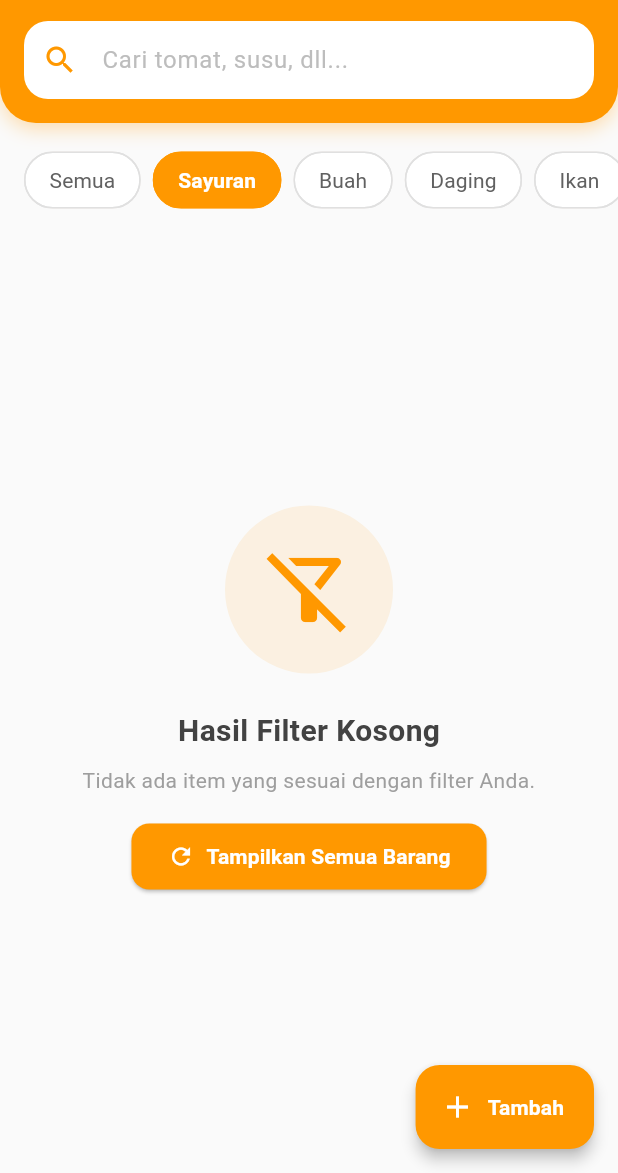
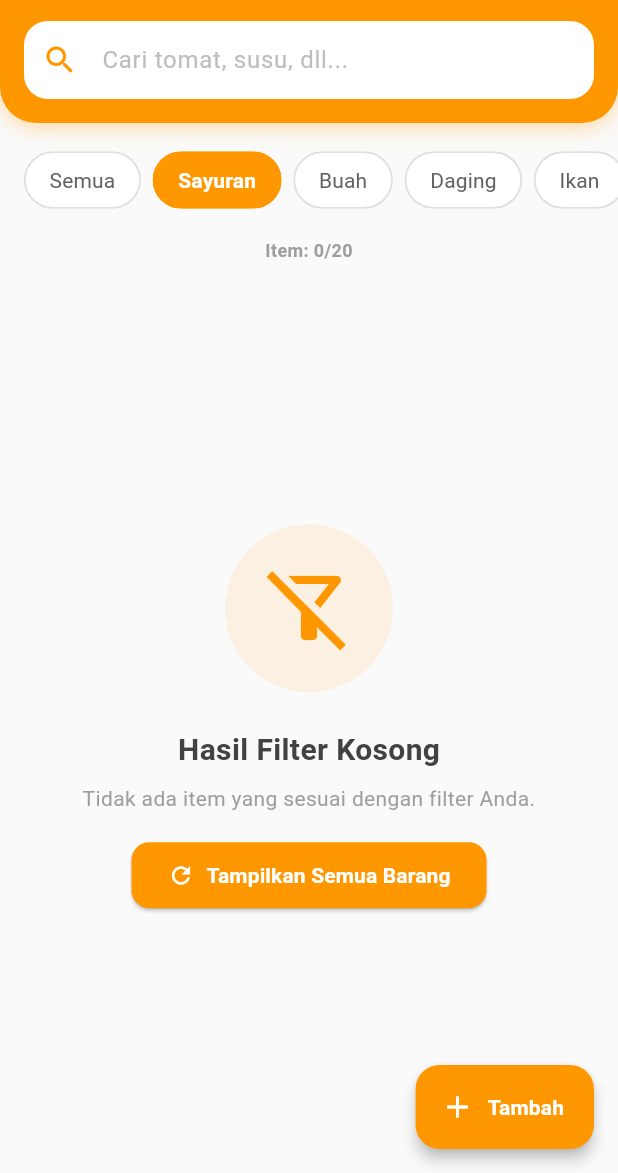
Before and after one commit to Mycticount-X/Pantryon-Mobile, a Flutter app: the InventoryScreen screen opened directly, after a tap on "Sayuran", on a phone screen of 412 x 824 dp, the part 63-1236 px from its top. Run offline on Flutter 3.47's test engine with Material 3 defaults, Android fonts, the phone set to English and light mode, and no system bars; our stand-ins replace flutter_dotenv, supabase_flutter; missing offline and left inert: mobile_scanner; accounts and stored records are empty.

Commit message:
Add: Inventory Limit

```diff
--- a/lib/screens/inventory.dart
+++ b/lib/screens/inventory.dart
@@ -5,6 +5,9 @@ import '../providers/pantry_provider.dart';
 import '../models/pantry_item.dart';
 import '../widgets/alter_item.dart';
 import '../styles/style.dart';
+import '../services/profile_service.dart';
+
+const int kFreeTierItemLimit = 20;
 
 class InventoryScreen extends StatefulWidget {
   const InventoryScreen({super.key});
@@ -17,6 +20,21 @@ class _InventoryScreenState extends State<InventoryScreen> {
   String _searchQuery = '';
   String _selectedCategory = 'Semua';
   String _sortBy = 'Terdekat Expired';
+  String _subscriptionTier = 'free';
+  final _profileService = ProfileService();
+
+  @override
+  void initState() {
+    super.initState();
+    _loadSubscriptionTier();
+  }
+
+  Future<void> _loadSubscriptionTier() async {
+    try {
+      final profile = await _profileService.fetchCurrentProfile();
+      if (mounted) setState(() => _subscriptionTier = profile.subscriptionTier);
+    } catch (_) { }
+  }
 
   String _formatExpiryTime(int totalDays) {
     if (totalDays < 0) return 'Expired';
@@ -60,6 +78,10 @@ class _InventoryScreenState extends State<InventoryScreen> {
           _buildSeamlessHeader(),
           _buildCategoryFilter(),
 
+          Consumer<PantryProvider>(
+            builder: (context, provider, child) => _buildItemLimitBadge(provider),
+          ),
+
           Expanded(
             child: _buildItemsList(),
           ),
@@ -71,6 +93,23 @@ class _InventoryScreenState extends State<InventoryScreen> {
         icon: const Icon(Icons.add, color: Colors.white),
         label: const Text('Tambah', style: TextStyle(color: Colors.white, fontWeight: FontWeight.bold)),
         elevation: 4,
+      ),
+    );
+  }
+
+  Widget _buildItemLimitBadge(PantryProvider provider) {
+    if (_subscriptionTier == 'premium') return const SizedBox.shrink();
+    final count = provider.totalItems;
+    final isNearLimit = count >= kFreeTierItemLimit;
+    return Padding(
+      padding: const EdgeInsets.only(left: 16, right: 16, top: 8),
+      child: Text(
+        'Item: $count/$kFreeTierItemLimit',
+        style: TextStyle(
+          fontSize: 12,
+          fontWeight: FontWeight.w600,
+          color: isNearLimit ? Colors.red.shade400 : Colors.grey.shade500,
+        ),
       ),
     );
   }
@@ -446,7 +485,51 @@ class _InventoryScreenState extends State<InventoryScreen> {
   }
 
   void _showAddItemDialog(BuildContext context) {
+    final provider = Provider.of<PantryProvider>(context, listen: false);
+    final isFree = _subscriptionTier != 'premium';
+
+    if (isFree && provider.totalItems >= kFreeTierItemLimit) {
+      _showItemLimitDialog(context);
+      return;
+    }
+
     showDialog(context: context, builder: (context) => const AlterItem());
+  }
+
+  void _showItemLimitDialog(BuildContext context) {
+    showDialog(
+      context: context,
+      builder: (context) => AlertDialog(
+        shape: RoundedRectangleBorder(borderRadius: BorderRadius.circular(20)),
+        title: Row(
+          children: [
+            Icon(Icons.inventory_2_outlined, color: kPrimaryColor),
+            const SizedBox(width: 10),
+            const Expanded(
+              child: Text('Batas Item Tercapai', style: TextStyle(fontWeight: FontWeight.bold)),
+            ),
+          ],
+        ),
+        content: Text(
+          'Free tier terbatas $kFreeTierItemLimit item di pantry. Hapus item lama atau upgrade ke Premium untuk menyimpan lebih banyak.',
+          style: const TextStyle(height: 1.45),
+        ),
+        actions: [
+          TextButton(
+            onPressed: () => Navigator.pop(context),
+            child: const Text('Tutup', style: TextStyle(color: Colors.grey)),
+          ),
+          ElevatedButton(
+            onPressed: () => Navigator.pop(context), // nanti bisa diarahkan ke halaman upgrade
+            style: ElevatedButton.styleFrom(
+              backgroundColor: kPrimaryColor,
+              shape: RoundedRectangleBorder(borderRadius: BorderRadius.circular(10)),
+            ),
+            child: const Text('Upgrade ke Premium', style: TextStyle(color: Colors.white)),
+          ),
+        ],
+      ),
+    );
   }
 
   void _showEditItemDialog(BuildContext context, PantryItem item) {
```
